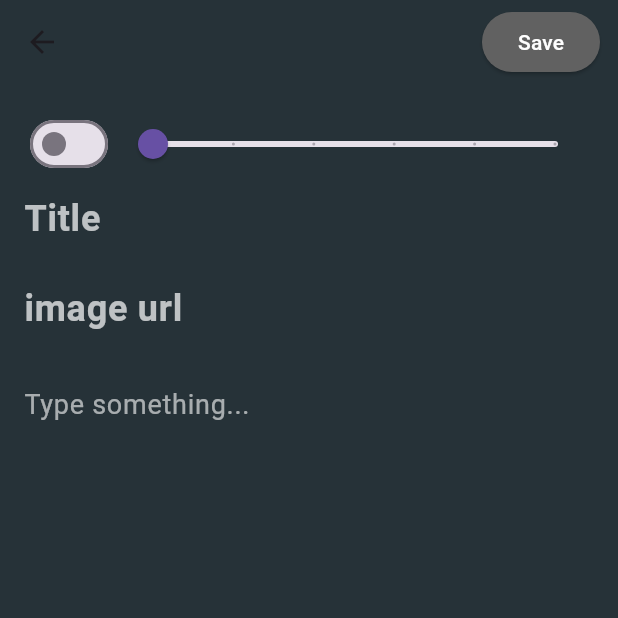
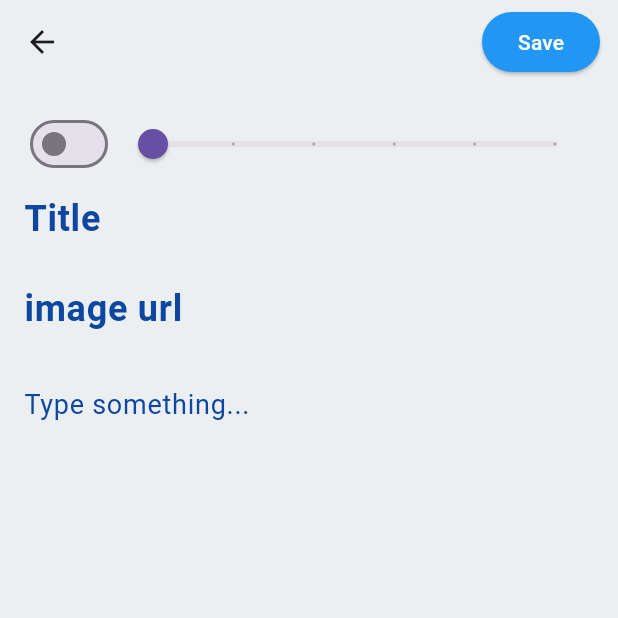
Before and after one commit to Arraidh/mobile-programming-d-23-24, a Flutter app: the screen it shows after launch, after a tap on the "add" icon, on a phone screen of 412 x 824 dp, the top half of it. Run offline on Flutter 3.47's test engine with Material 3 defaults, Android fonts, the light colour scheme and no system bars; our stand-ins replace sqflite; accounts and stored records are empty.

Commit message:
feat: add image form validation

```diff
--- a/lib/main.dart
+++ b/lib/main.dart
@@ -24,7 +24,7 @@
       themeMode: ThemeMode.dark,
       theme: ThemeData(
         primaryColor: Colors.black,
-        scaffoldBackgroundColor: Colors.blueGrey.shade900,
+        scaffoldBackgroundColor: Colors.blueGrey.shade50,
         appBarTheme: const AppBarTheme(
           backgroundColor: Colors.transparent,
           elevation: 0,
--- a/lib/page/book_collection.dart
+++ b/lib/page/book_collection.dart
@@ -48,7 +48,8 @@ class _CollectionPageState extends State<CollectionPage> {
       ),
       actions: const [Icon(Icons.search), SizedBox(width: 12)],
     ),
-    body: Center(
+    body: SingleChildScrollView(
+      child: Center(
         child: isLoading
             ? const CircularProgressIndicator()
             : books.isEmpty
@@ -58,8 +59,9 @@ class _CollectionPageState extends State<CollectionPage> {
         )
             : buildBooks(),
       ),
+    ),
     floatingActionButton: FloatingActionButton(
-      backgroundColor: Colors.black,
+      backgroundColor: Colors.blue.shade300,
       child: const Icon(Icons.add),
       onPressed: () async {
         await Navigator.of(context).push(
--- a/lib/page/edit_book.dart
+++ b/lib/page/edit_book.dart
@@ -66,7 +66,7 @@ class _AddEditBookPageState extends State<AddEditBookPage> {
       child: ElevatedButton(
         style: ElevatedButton.styleFrom(
           foregroundColor: Colors.white,
-          backgroundColor: isFormValid ? null : Colors.grey.shade700,
+          backgroundColor: isFormValid ? null : Colors.blue.shade500,
         ),
         onPressed: addOrUpdateBook,
         child: const Text('Save'),
--- a/lib/widget/book_form.dart
+++ b/lib/widget/book_form.dart
@@ -1,4 +1,5 @@
 import 'package:flutter/material.dart';
+import 'dart:core';
 
 class BookFormWidget extends StatelessWidget {
   final bool? isImportant;
@@ -64,15 +65,15 @@ class BookFormWidget extends StatelessWidget {
   Widget buildTitle() => TextFormField(
     maxLines: 1,
     initialValue: title,
-    style: const TextStyle(
-      color: Colors.white70,
+    style: TextStyle(
+      color: Colors.blue.shade900,
       fontWeight: FontWeight.bold,
       fontSize: 24,
     ),
-    decoration: const InputDecoration(
+    decoration: InputDecoration(
       border: InputBorder.none,
       hintText: 'Title',
-      hintStyle: TextStyle(color: Colors.white70),
+      hintStyle: TextStyle(color: Colors.blue.shade900),
     ),
     validator: (title) =>
     title != null && title.isEmpty ? 'The title cannot be empty' : null,
@@ -82,33 +83,49 @@ class BookFormWidget extends StatelessWidget {
   Widget buildImage() => TextFormField(
     maxLines: 1,
     initialValue: image,
-    style: const TextStyle(
-      color: Colors.white70,
+    style: TextStyle(
+      color: Colors.blue.shade900,
       fontWeight: FontWeight.bold,
       fontSize: 24,
     ),
-    decoration: const InputDecoration(
+    decoration: InputDecoration(
       border: InputBorder.none,
       hintText: 'image url',
-      hintStyle: TextStyle(color: Colors.white70),
+      hintStyle: TextStyle(color: Colors.blue.shade900),
     ),
-    validator: (image) =>
-    image != null && image.isEmpty ? 'The image url cannot be empty' : null,
+    validator: (image) => image != null && image.isEmpty ? 'The image url cannot be empty' : getUrlType(image).name != 'IMAGE' ? 'Should enter an image URL of PNG JPG or JPEG' : null,
+
     onChanged: onChangedImage,
   );
 
   Widget buildDescription() => TextFormField(
     maxLines: 5,
     initialValue: description,
-    style: const TextStyle(color: Colors.white60, fontSize: 18),
-    decoration: const InputDecoration(
+    style:  TextStyle(color: Colors.blue.shade900, fontSize: 18),
+    decoration:  InputDecoration(
       border: InputBorder.none,
       hintText: 'Type something...',
-      hintStyle: TextStyle(color: Colors.white60),
+      hintStyle: TextStyle(color: Colors.blue.shade900),
     ),
     validator: (title) => title != null && title.isEmpty
         ? 'The description cannot be empty'
         : null,
     onChanged: onChangedDescription,
   );
+
+
+
 }
+
+enum UrlType { IMAGE, UNKNOWN }
+
+
+UrlType getUrlType(String? url) {
+  Uri uri = Uri.parse(url!);
+  String typeString = uri.path.substring(uri.path.length - 4).toLowerCase();
+  if (typeString.contains('jpg') || typeString.contains('jpeg') || typeString.contains('ppg')) {
+    return UrlType.IMAGE;
+  } else {
+    return UrlType.UNKNOWN;
+  }
+}
```
Also changed, not shown: lib/page/book_detail.dart (+26 -7 lines). Lines whose indentation alone changed are shown as unchanged.
